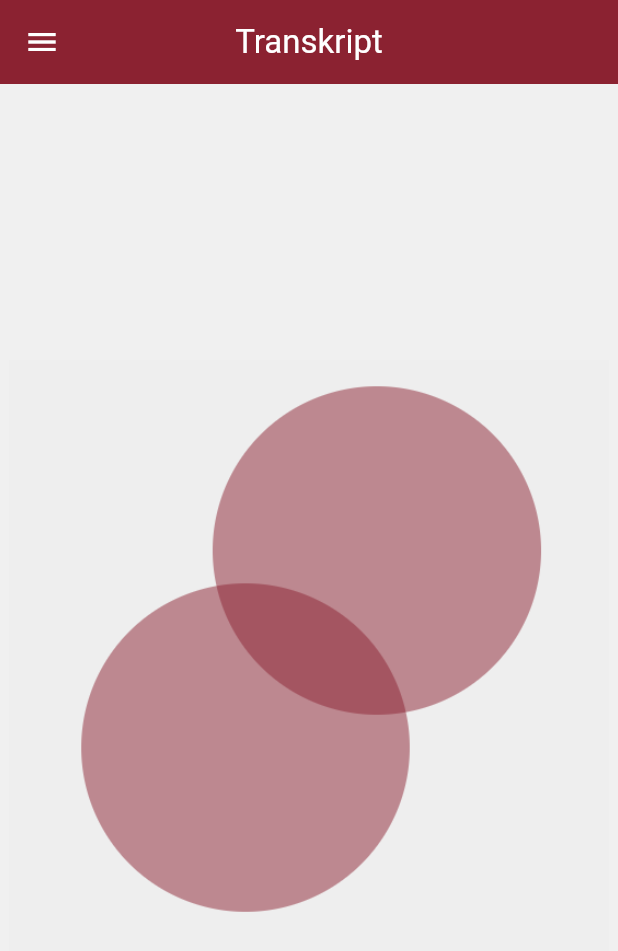
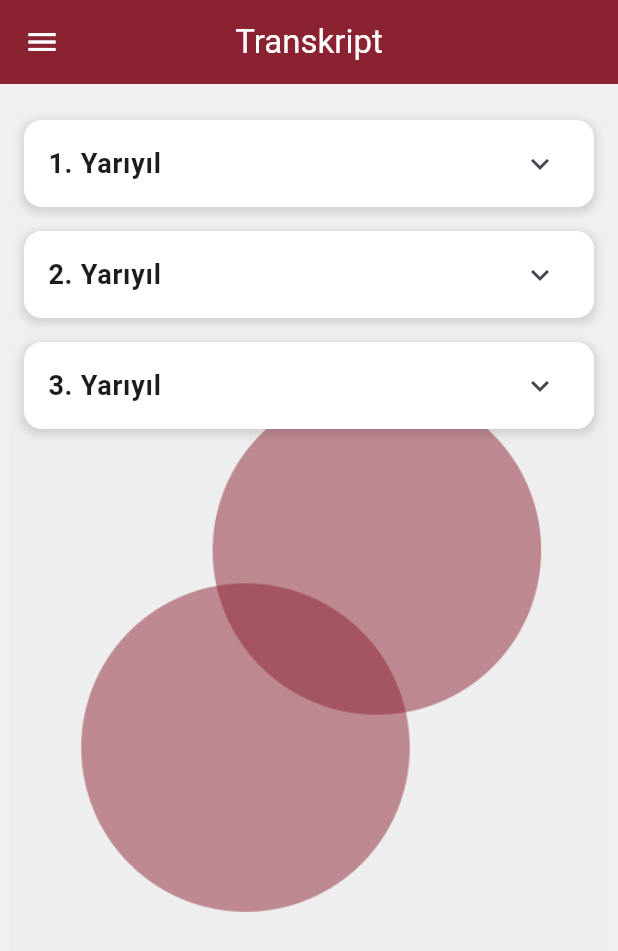
Before and after one commit to busrabetus/izu-mobil, a Flutter app: the transkript screen opened directly, on a phone screen of 412 x 824 dp. Shown: the top 951 px of the screen. Run offline on Flutter 3.47's test engine with Material 3 defaults, Android fonts, the phone set to English and light mode, and no system bars.

Commit message:
transkript guncellendi

```diff
--- a/lib/screens/transkript.dart
+++ b/lib/screens/transkript.dart
@@ -5,14 +5,32 @@ class transkript extends StatefulWidget {
   const transkript({super.key});
 
   @override
-  State<transkript> createState() => _transkriptState();
+  State<transkript> createState() => _TranskriptState();
 }
 
-class _transkriptState extends State<transkript> {
+class _TranskriptState extends State<transkript> {
+  final Map<String, List<Map<String, String>>> semesters = {
+    '1. Yarıyıl': [
+      {'Veri Yapıları': 'AA'},
+      {'Algoritmalar': 'BB'},
+      {'Matematik': 'BA'},
+    ],
+    '2. Yarıyıl': [
+      {'Olasılık Teorisi': 'CC'},
+      {'Makine Öğrenmesi': 'BA'},
+      {'Mobil Programlama': 'BB'},
+    ],
+    '3. Yarıyıl': [
+      {'Veri Tabanı Yönetimi': 'AA'},
+      {'Yapay Zeka': 'BB'},
+      {'İnternet Programcılığı': 'BA'},
+    ],
+  };
+
   @override
   Widget build(BuildContext context) {
     return Scaffold(
-        backgroundColor:  Color(0xFFF0F0F0),
+      backgroundColor: Color(0xFFF0F0F0),
       appBar: AppBar(
         backgroundColor: Color(0xFF8B2231),
         title: Text("Transkript", style: TextStyle(color: Colors.white)),
@@ -31,16 +49,46 @@ class _transkriptState extends State<transkript> {
               fit: BoxFit.cover,
             ),
           ),
-
-
-
-              // SAYFA İCERİGİ BURADA OLACAK
-
-
-
-
-            ]
-        )
+          Padding(
+            padding: EdgeInsets.all(16.0),
+            child: ListView(
+              children: semesters.keys.map((semester) {
+                return Container(
+                  margin: EdgeInsets.symmetric(vertical: 8),
+                  decoration: BoxDecoration(
+                    color: Colors.white,
+                    borderRadius: BorderRadius.circular(12),
+                    boxShadow: [
+                      BoxShadow(
+                        color: Colors.black12,
+                        blurRadius: 4,
+                        spreadRadius: 2,
+                        offset: Offset(0, 2),
+                      ),
+                    ],
+                  ),
+                  child: ExpansionTile(
+                    title: Text(semester, style: TextStyle(fontSize: 18, fontWeight: FontWeight.bold)),
+                    children: semesters[semester]!.map((lesson) {
+                      return Padding(
+                        padding: EdgeInsets.symmetric(horizontal: 16.0),
+                        child: Card(
+                          color: Color(0xFFF6F6F6).withOpacity(0.8),
+                          margin: EdgeInsets.symmetric(vertical: 10),
+                          child: ListTile(
+                            title: Text(lesson.keys.first, style: TextStyle(fontSize: 16, color: Colors.black)),
+                            trailing: Text(lesson.values.first, style: TextStyle(fontSize: 16, fontWeight: FontWeight.bold, color: Colors.black)),
+                          ),
+                        ),
+                      );
+                    }).toList(),
+                  ),
+                );
+              }).toList(),
+            ),
+          ),
+        ],
+      ),
     );
   }
 }
```
Lines whose indentation alone changed are shown as unchanged.
